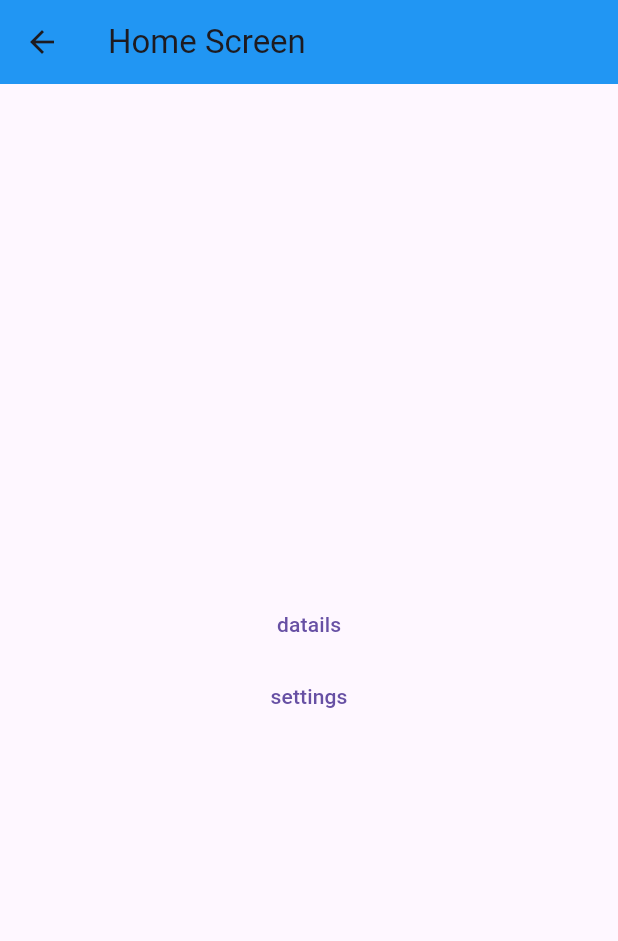
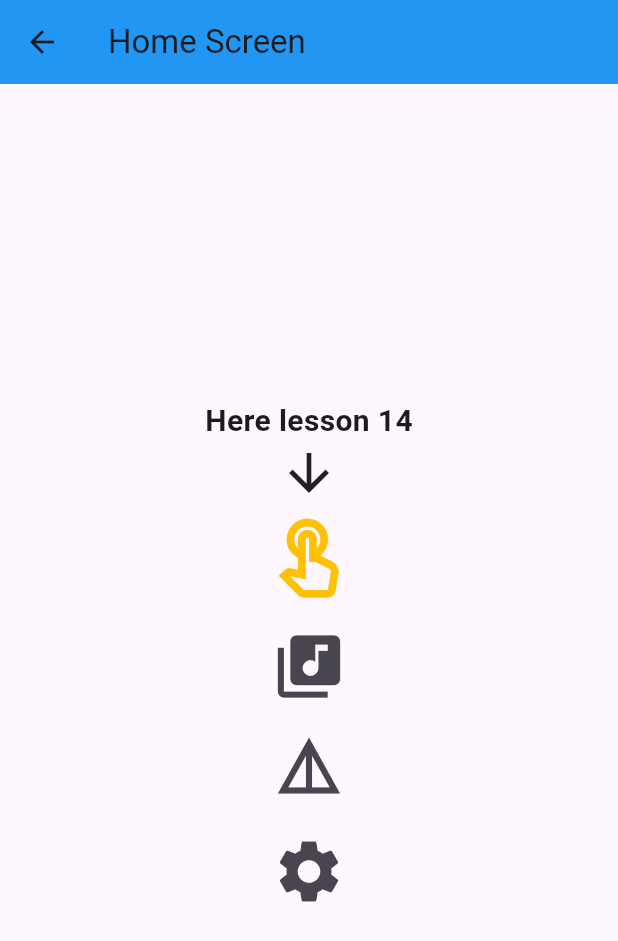
Before and after one commit to akonurbay/DataGroup_HW, a Flutter app: the HomeScreen screen opened by its route, on a phone screen of 412 x 824 dp. Shown: the top 941 px of the screen. Run offline on Flutter 3.47's test engine with Material 3 defaults, Android fonts, the phone set to English and light mode, and no system bars; our stand-ins replace flutter_svg.

```diff
--- a/lib/main.dart
+++ b/lib/main.dart
@@ -1,6 +1,8 @@
 import 'package:flutter/material.dart';
 import 'package:lesson/screens/details_screen.dart';
+import 'package:lesson/screens/guitar_photos.dart';
 import 'package:lesson/screens/home_screen.dart';
+import 'package:lesson/screens/list_screen.dart';
 import 'package:lesson/screens/settings_screen.dart';
 import 'package:lesson/screens/sign_up_screen.dart';
 
@@ -21,6 +23,8 @@ class MyApp extends StatelessWidget {
         '/login': (context) => SignUpScreen(),
         '/home': (context) => HomeScreen(),
         '/details': (context) => DetailsScreen(),
+        '/guitar': (context) => GuitarPhotos(),
+        '/list': (context) => ListScreen(),
         '/settings': (context) => SettingsScreen(
           title: ModalRoute.of(context)!.settings.arguments as String,
         ),
--- a/lib/screens/home_screen.dart
+++ b/lib/screens/home_screen.dart
@@ -15,13 +15,28 @@ class HomeScreen extends StatelessWidget {
           child: Column(
             mainAxisAlignment: MainAxisAlignment.center,
             children: [
-              TextButton(
+              Text('Here lesson 14',style: TextStyle(fontSize: 20,fontWeight: FontWeight.bold),),
+              Icon(Icons.arrow_downward_sharp,size: 40,),
+              IconButton(
+                onPressed: () {
+                  Navigator.pushNamed(context, '/list');
+                },
+                icon: Icon(Icons.touch_app_outlined, size: 60,color: Colors.amber,),
+              ),
+              IconButton(
+                onPressed: () {
+                  Navigator.pushNamed(context, '/guitar');
+                },
+                icon: Icon(Icons.my_library_music, size: 50),
+              ),
+              IconButton(
                 onPressed: () {
                   Navigator.pushNamed(context, '/details');
                 },
-                child: Text('datails'),
+                icon: Icon(Icons.details, size: 50),
               ),
-              TextButton(
+              SizedBox(height: 5),
+              IconButton(
                 onPressed: () {
                   Navigator.pushNamed(
                     context,
@@ -29,7 +44,7 @@ class HomeScreen extends StatelessWidget {
                     arguments: 'From Home Screen',
                   );
                 },
-                child: Text('settings'),
+                icon: Icon(Icons.settings, size: 50),
               ),
             ],
           ),
```
Also changed, not shown: lib/screens/guitar_photos.dart (added, +45 -0 lines), lib/screens/list_screen.dart (added, +111 -0 lines), lib/screens/todo_model.dart (added, +11 -0 lines), assets/images/guitars/acoustic_guitar.jpg (added), assets/images/guitars/electro_guitar.jpg (added), 1 other file.
